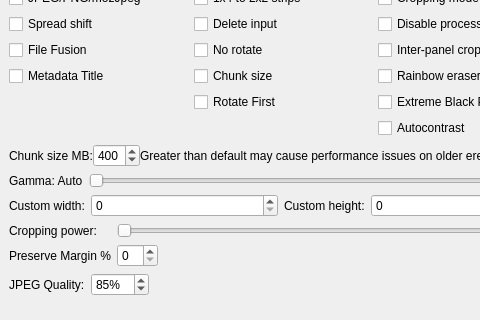
First picture: the form in gui/KCC.ui, repository ciromattia/kcc, before the edit; both pictures show x 0 to 480 and y 427 to 747 of the 566 by 747 pixel window.
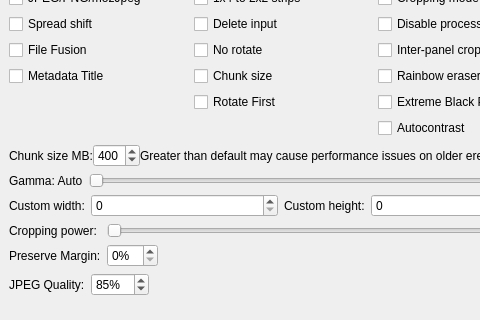
Second picture: the form after the edit. Icons and pictures are not drawn.

Commit message: Make the % in Preserve Margin a suffix in the QSpinBox

What changed in the file:
```diff
--- a/gui/KCC.ui
+++ b/gui/KCC.ui
@@ -613,7 +613,7 @@
           <string>&lt;html&gt;&lt;head/&gt;&lt;body&gt;&lt;p&gt;After calculating the cropping boundaries, &amp;quot;back up&amp;quot; a specified percentage amount.&lt;/p&gt;&lt;/body&gt;&lt;/html&gt;</string>
          </property>
          <property name="text">
-          <string>Preserve Margin %</string>
+          <string>Preserve Margin:</string>
          </property>
         </widget>
        </item>
@@ -645,6 +645,9 @@
            <verstretch>0</verstretch>
           </sizepolicy>
          </property>
+         <property name="suffix">
+          <string>%</string>
+         </property>
          <property name="maximum">
           <number>99</number>
          </property>
```
The commit also changes 1 other file.
